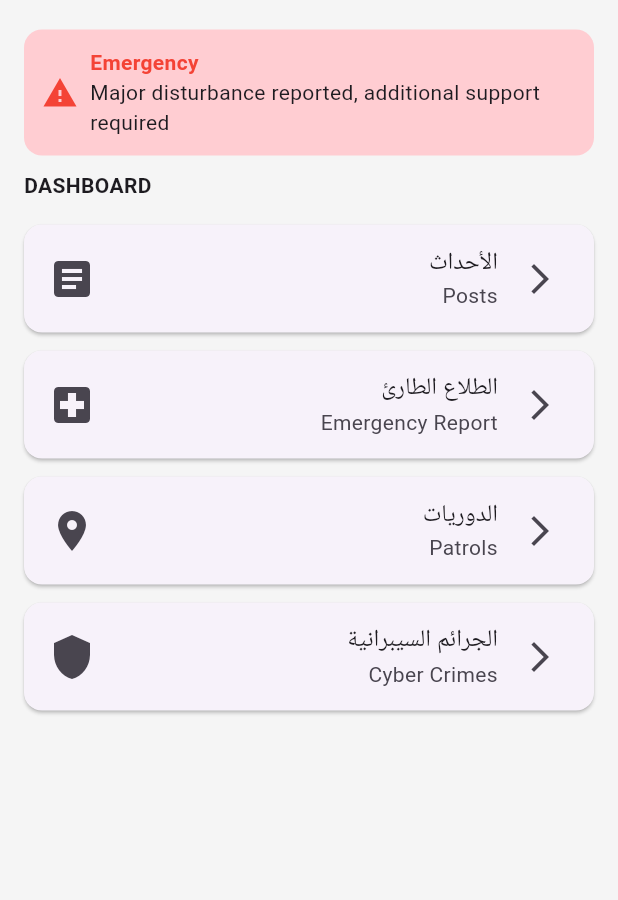
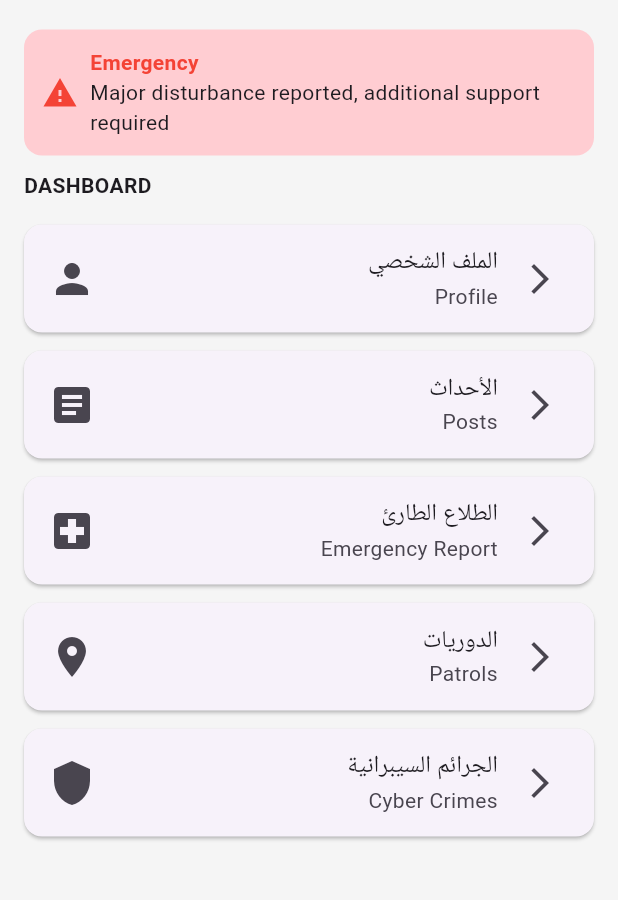
Before and after one commit to noor3rjan/PoliceSmartApp, a Flutter app: the HomeScreen screen opened directly, on a phone screen of 412 x 824 dp, the part 212-1112 px from its top. Run offline on Flutter 3.47's test engine with Material 3 defaults, Android fonts, the phone set to English and light mode, and no system bars; our stand-ins replace device_info_plus, google_fonts, hive; accounts and stored records are empty; Roboto replaces fonts that are missing (Cairo).

Commit message:
Update home_screen.dart

```diff
--- a/lib/screens/home_screen.dart
+++ b/lib/screens/home_screen.dart
@@ -4,7 +4,8 @@ import 'login_screen.dart';
 import 'emergency_report_screen.dart';
 import 'posts_screen.dart';
 import 'patrols_screen.dart';
-import 'cyber_crime_screen.dart'; // ✅ استدعاء شاشة السايبر
+import 'cyber_crime_screen.dart';
+import 'profile_screen.dart'; // ✅ شاشة الملف الشخصي
 
 class HomeScreen extends StatelessWidget {
   const HomeScreen({super.key});
@@ -83,6 +84,17 @@ class HomeScreen extends StatelessWidget {
           Expanded(
             child: ListView(
               children: [
+                DashboardTile(
+                  title: "الملف الشخصي",
+                  subtitle: "Profile",
+                  icon: Icons.person,
+                  onTap: () {
+                    Navigator.push(
+                      context,
+                      MaterialPageRoute(builder: (context) => const ProfileScreen()),
+                    );
+                  },
+                ),
                 DashboardTile(
                   title: "الأحداث",
                   subtitle: "Posts",
```
